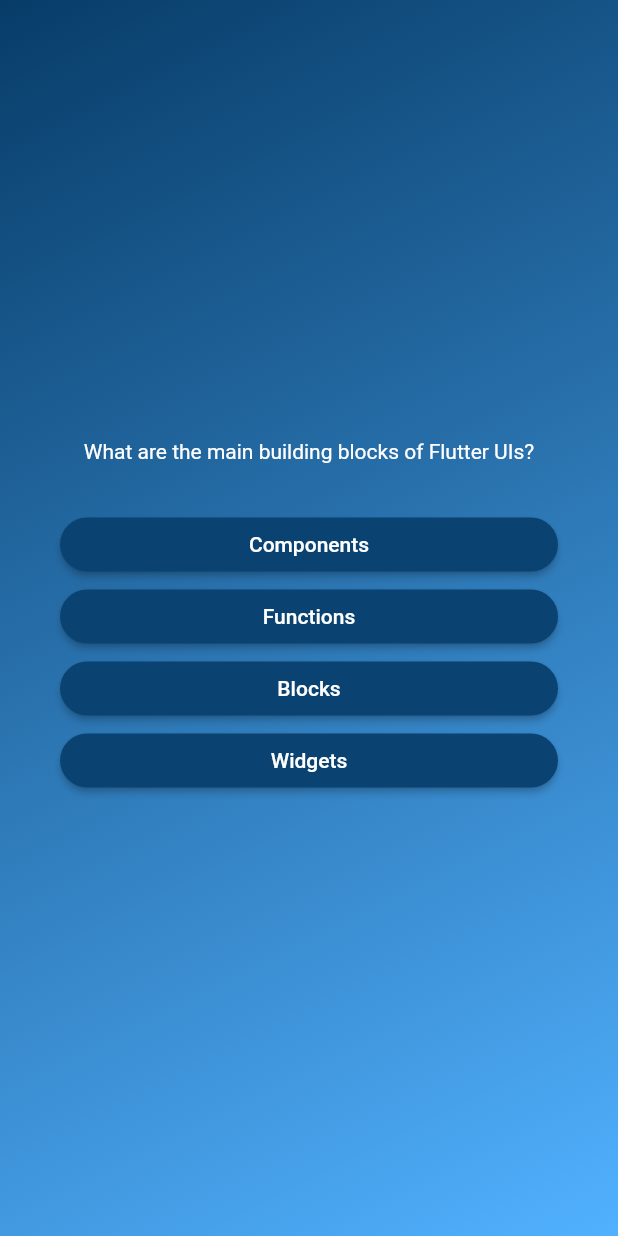
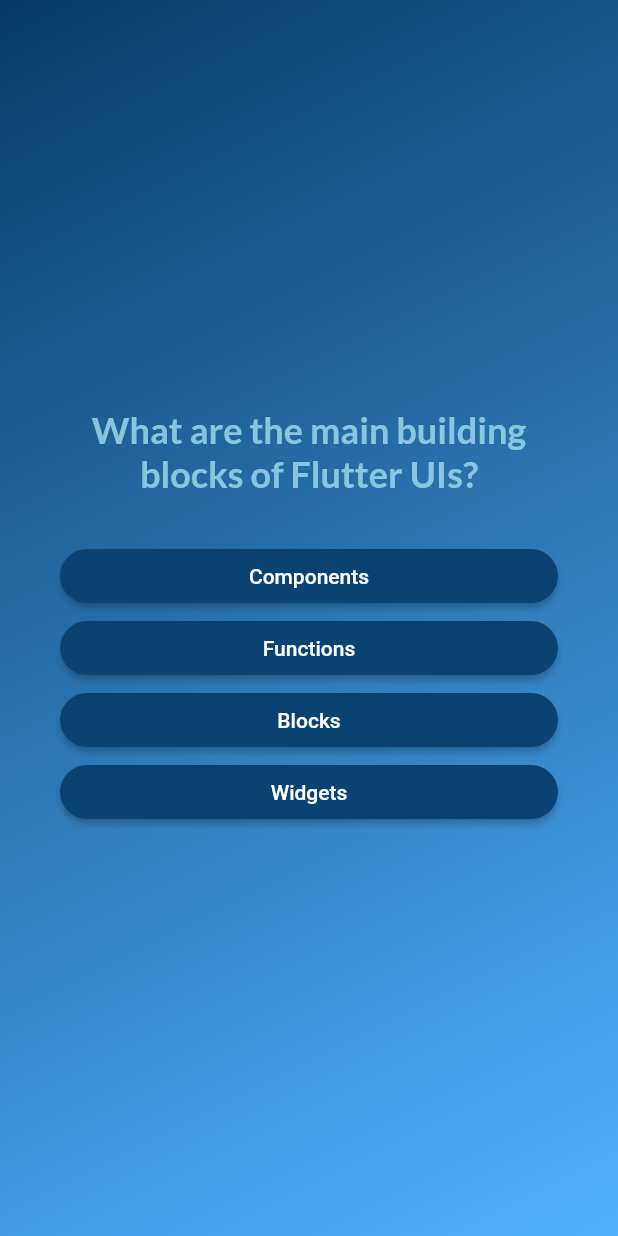
Before and after one commit to Siddhant1289/Quiz-App-Flutter, a Flutter app: the screen it shows after launch, after a tap on "Start Quiz", on a phone screen of 412 x 824 dp. Run offline on Flutter 3.47's test engine with Material 2 defaults, Android fonts, the phone set to English and light mode, and no system bars; our stand-ins replace google_fonts.

Commit message:
75. Using ThirdParty Packages & Adding Google Font

```diff
--- a/lib/answer_button.dart
+++ b/lib/answer_button.dart
@@ -24,7 +24,10 @@ class AnswerButton extends StatelessWidget {
           borderRadius: BorderRadius.circular(40),
         ),
       ),
-      child: Text(answerText),
+      child: Text(
+        answerText,
+        textAlign: TextAlign.center,
+      ),
     );
   }
 }
--- a/lib/questions_screen.dart
+++ b/lib/questions_screen.dart
@@ -1,6 +1,7 @@
 import 'package:adv_basics/answer_button.dart';
 import 'package:flutter/material.dart';
 import 'package:adv_basics/data/questions.dart';
+import 'package:google_fonts/google_fonts.dart';
 
 class QuestionsScreen extends StatefulWidget {
   const QuestionsScreen({super.key});
@@ -34,8 +35,10 @@ class _QuestionsScreenState extends State<QuestionsScreen> {
           children: [
             Text(
               currentQuestion.text,
-              style: const TextStyle(
-                color: Colors.white,
+              style: GoogleFonts.lato(
+                color: const Color.fromARGB(213, 158, 215, 235),
+                fontSize: 24,
+                fontWeight: FontWeight.bold,
               ),
               textAlign: TextAlign.center,
             ),
--- a/lib/start_screen.dart
+++ b/lib/start_screen.dart
@@ -1,4 +1,6 @@
 import 'package:flutter/material.dart';
+import 'package:google_fonts/google_fonts.dart';
+import 'package:google_fonts/google_fonts.dart';
 
 class StartScreen extends StatelessWidget {
   const StartScreen(this.startQuiz, {super.key});
@@ -25,10 +27,10 @@ class StartScreen extends StatelessWidget {
           //   ),
           // ),
           const SizedBox(height: 80),
-          const Text(
+          Text(
             'Learn Flutter The Fun Way!',
-            style: TextStyle(
-              color: Color.fromARGB(255, 255, 255, 255),
+            style: GoogleFonts.lato(
+              color: const Color.fromARGB(255, 255, 255, 255),
               fontSize: 24,
             ),
           ),
--- a/pubspec.yaml
+++ b/pubspec.yaml
@@ -34,6 +34,7 @@ dependencies:
   # The following adds the Cupertino Icons font to your application.
   # Use with the CupertinoIcons class for iOS style icons.
   cupertino_icons: ^1.0.2
+  google_fonts: ^5.1.0
 
 dev_dependencies:
   flutter_test:
```
Also changed, not shown: pubspec.lock, 1 other file.
